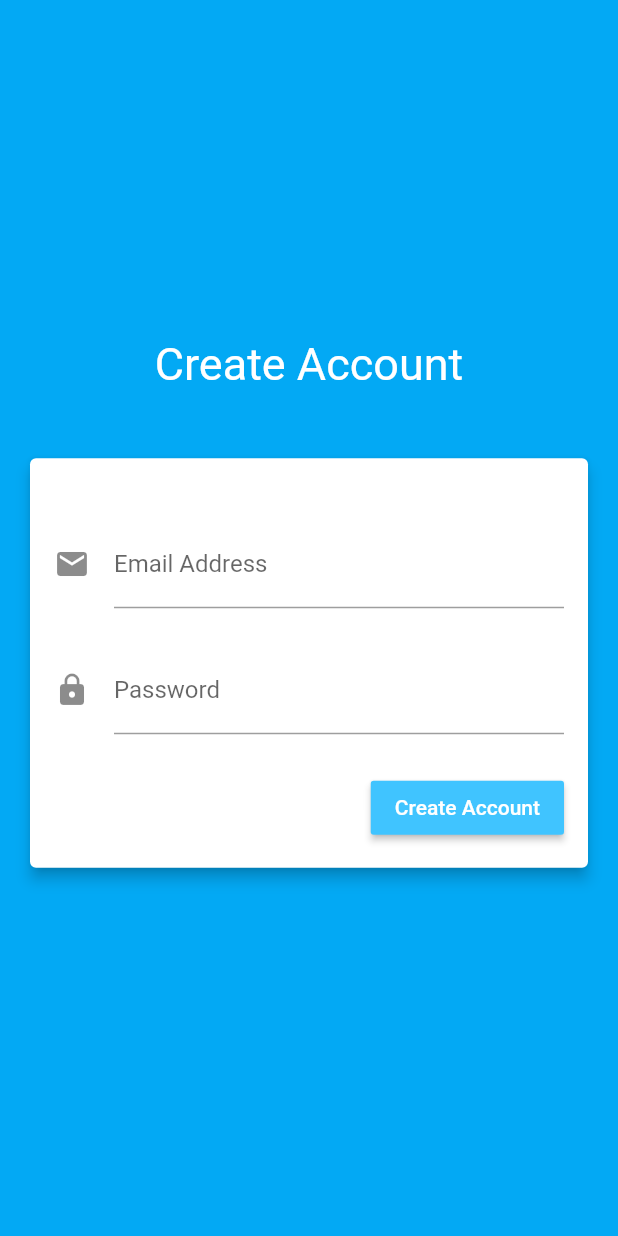
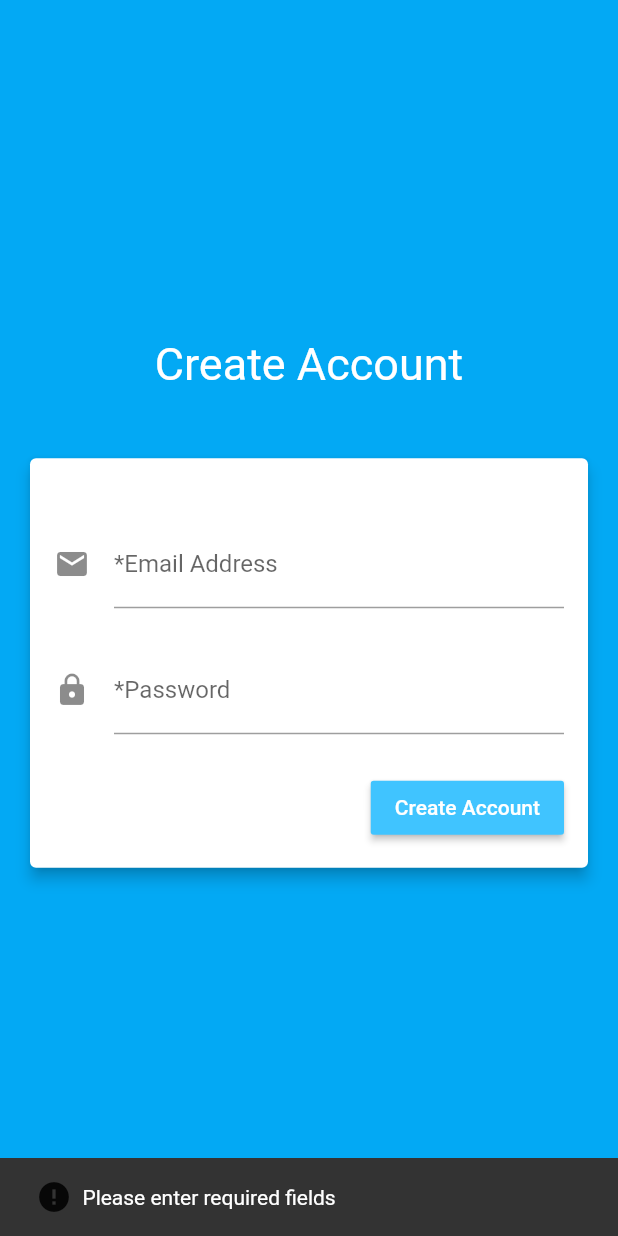
Before and after one commit to GroovinChip/MySoftballTeam, a Flutter app: the Signup screen opened by its route, after a tap on "Create Account", on a phone screen of 412 x 824 dp. Run offline on Flutter 3.47's test engine with Material 2 defaults, Android fonts, the phone set to English and light mode, and no system bars; our stand-ins replace firebase_auth; accounts and stored records are empty; network calls fail.

Commit message:
Added SnackBar messages to login and signup screens

```diff
--- a/lib/screens/login.dart
+++ b/lib/screens/login.dart
@@ -40,9 +40,12 @@ class _LoginPageState extends State<LoginPage> {
   var email;
   var password;
 
+  final GlobalKey<ScaffoldState> _scaffoldKey = new GlobalKey<ScaffoldState>();
+
   @override
   Widget build(BuildContext context) {
     return new Scaffold(
+      key: _scaffoldKey,
       backgroundColor: Colors.lightBlue,
       body: new Center(
         child: new Column(
@@ -120,16 +123,22 @@ class _LoginPageState extends State<LoginPage> {
                                   password = _passwordController.text;
 
                                   try {
-                                    final firebaseUser = await FirebaseAuth
-                                        .instance
-                                        .signInWithEmailAndPassword(
-                                            email: email, password: password);
+                                    final firebaseUser = await FirebaseAuth.instance.signInWithEmailAndPassword(email: email, password: password);
                                     if (firebaseUser.isEmailVerified == true) {
-                                      Navigator
-                                          .of(context)
-                                          .pushNamedAndRemoveUntil(
-                                              '/HomeScreen',
-                                              (Route<dynamic> route) => false);
+                                      _scaffoldKey.currentState.showSnackBar(
+                                        new SnackBar(
+                                          duration: new Duration(seconds: 4),
+                                          content:
+                                            new Row(
+                                              children: <Widget>[
+                                                new CircularProgressIndicator(),
+                                                new Text("    Signing-In...")
+                                              ],
+                                            ),
+                                        )
+                                      );
+                                      await new Future.delayed(const Duration(seconds : 4));
+                                      Navigator.of(context).pushNamedAndRemoveUntil('/HomeScreen',(Route<dynamic> route) => false);
                                     } else {
                                       final optionsDialog = new SimpleDialog(
                                         title: new Text(
--- a/lib/screens/signup.dart
+++ b/lib/screens/signup.dart
@@ -1,3 +1,5 @@
+import 'dart:async';
+
 import 'package:firebase_auth/firebase_auth.dart';
 import 'package:flutter/material.dart';
 
@@ -13,9 +15,12 @@ class _SignupState extends State<Signup> {
   var email;
   var password;
 
+  final GlobalKey<ScaffoldState> _scaffoldKey = new GlobalKey<ScaffoldState>();
+
   @override
   Widget build(BuildContext context) {
     return new Scaffold(
+      key: _scaffoldKey,
       backgroundColor: Colors.lightBlue,
       body: new Center(
         child: new Column(
@@ -46,7 +51,7 @@ class _SignupState extends State<Signup> {
                       new TextField(
                         decoration: new InputDecoration(
                           icon: new Icon(Icons.email),
-                          labelText: "Email Address",
+                          labelText: "*Email Address",
                         ),
                         controller: _emailController,
                         keyboardType: TextInputType.emailAddress,
@@ -57,8 +62,9 @@ class _SignupState extends State<Signup> {
                       new TextField(
                         decoration: new InputDecoration(
                           icon: new Icon(Icons.lock),
-                          labelText: "Password",
+                          labelText: "*Password",
                         ),
+
                         obscureText: true,
                         controller: _passwordController,
                       ),
@@ -73,10 +79,68 @@ class _SignupState extends State<Signup> {
                               email = _emailController.text;
                               password = _passwordController.text;
 
+                              if(email == '' || password == ''){
+                                _scaffoldKey.currentState.showSnackBar(
+                                    new SnackBar(
+                                      duration: new Duration(seconds: 2),
+                                      content:
+                                      new Row(
+                                        children: <Widget>[
+                                          new Icon(Icons.error),
+                                          new Text("  Please enter required fields")
+                                        ],
+                                      ),
+                                    )
+                                );
+                              }
+
                               final firebaseUser = await FirebaseAuth.instance
                                   .createUserWithEmailAndPassword(email: email, password: password);
+
+                              _scaffoldKey.currentState.showSnackBar(
+                                  new SnackBar(
+                                    duration: new Duration(seconds: 2),
+                                    content:
+                                    new Row(
+                                      children: <Widget>[
+                                        new CircularProgressIndicator(),
+                                        new Text("    Creating Account...")
+                                      ],
+                                    ),
+                                  )
+                              );
+
                               firebaseUser.sendEmailVerification();
 
+                              _scaffoldKey.currentState.showSnackBar(
+                                  new SnackBar(
+                                    duration: new Duration(seconds: 2),
+                                    content:
+                                    new Row(
+                                      children: <Widget>[
+                                        new CircularProgressIndicator(),
+                                        new Text("    Sending Verification Email...")
+                                      ],
+                                    ),
+                                  )
+                              );
+
+                              await new Future.delayed(const Duration(seconds : 3));
+
+                              _scaffoldKey.currentState.showSnackBar(
+                                  new SnackBar(
+                                    duration: new Duration(seconds: 3),
+                                    content:
+                                    new Row(
+                                      children: <Widget>[
+                                        new CircularProgressIndicator(),
+                                        new Text("    Logging In...")
+                                      ],
+                                    ),
+                                  )
+                              );
+
+                              await new Future.delayed(const Duration(seconds : 3));
                               Navigator.of(context)
                                   .pushNamedAndRemoveUntil('/HomeScreen', (Route<dynamic> route) => false);
                             },
```
